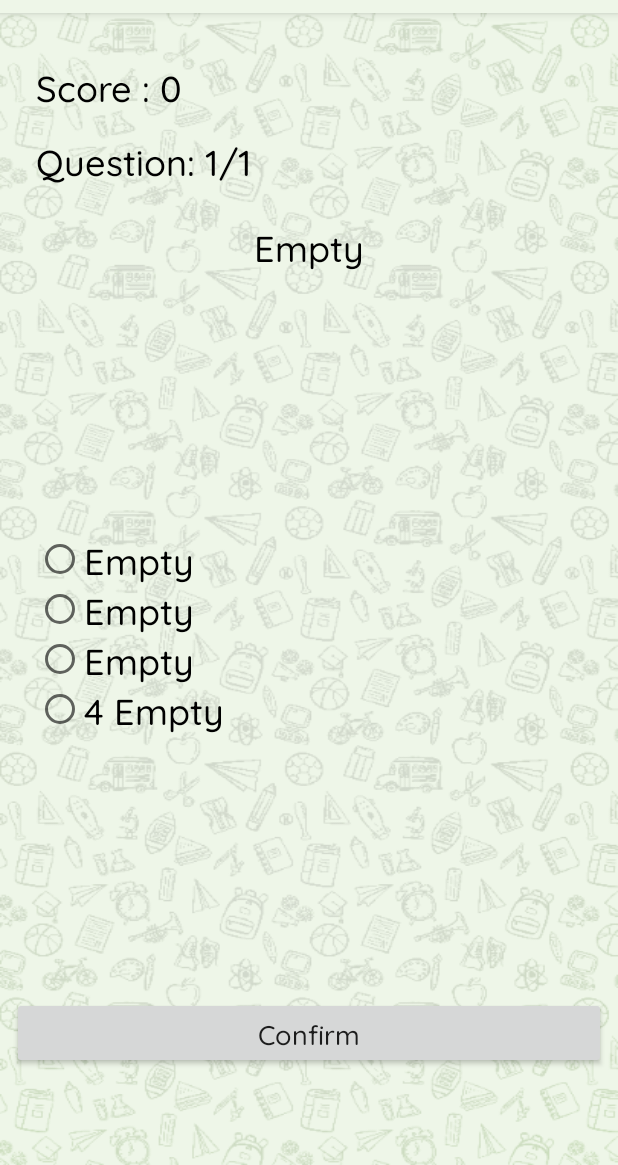
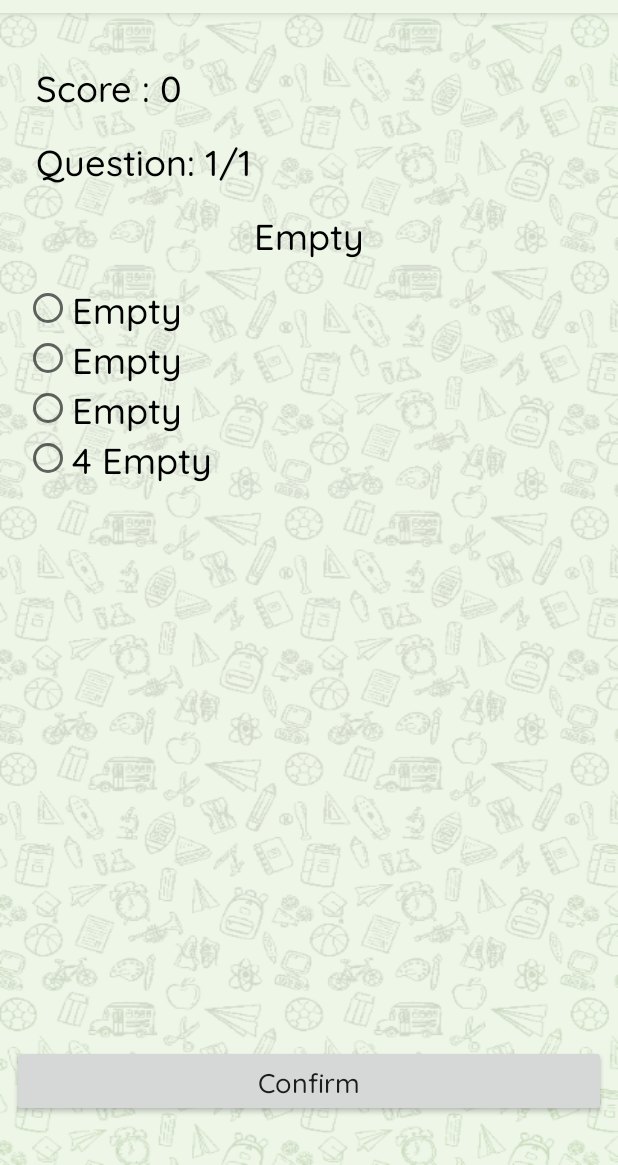
Before and after one commit to hazira-rozi/Simkomdig, an Android app: the M1Q1Activity screen opened directly, with no data from a screen before it, on a phone screen of 412 x 824 dp, the part 71-1236 px from its top. Run offline under Robolectric (Android 15) with nearby library versions, the phone set to English and light mode, and no system bars; 1 statement that could not run was skipped.

```diff
--- a/app/build.gradle
+++ b/app/build.gradle
@@ -18,8 +18,8 @@ android {
         applicationId "com.hazira.mobilelearning"
         minSdkVersion 19
         targetSdkVersion 29
-        versionCode 4
-        versionName "1.03"
+        versionCode 7
+        versionName "1.06"
         testInstrumentationRunner "androidx.test.runner.AndroidJUnitRunner"
     }
     buildTypes {
--- a/app/src/main/java/com/hazira/simkomdig/Quiz1Activity.java
+++ b/app/src/main/java/com/hazira/simkomdig/Quiz1Activity.java
@@ -35,7 +35,7 @@ public class Quiz1Activity extends AppCompatActivity {
 		if (getSupportActionBar() != null) {
 			getSupportActionBar().setDisplayHomeAsUpEnabled(true);
 			getSupportActionBar().setDisplayShowHomeEnabled(true);
-			getSupportActionBar().setTitle("Quiz 1");
+			getSupportActionBar().setTitle("Quiz 1 - Pengolah Kata");
 		}
 		textViewHighscore = findViewById(R.id.materi1_quiz_1_highscore);
 		loadHighscore();
@@ -97,6 +97,7 @@ public class Quiz1Activity extends AppCompatActivity {
 		editor.apply();
 
 	}
+
 	public boolean onOptionsItemSelected(MenuItem items) {
 		switch (items.getItemId()) {
 //            case R.id.bottom_home:
--- a/app/src/main/java/com/hazira/simkomdig/QuizDbHelper.java
+++ b/app/src/main/java/com/hazira/simkomdig/QuizDbHelper.java
@@ -13,7 +13,7 @@ import java.util.ArrayList;
 public class QuizDbHelper extends SQLiteOpenHelper {
 
     private static final String DATABASE_NAME = "QuizDBAwesome.db";
-    private static final int DATABASE_VERSION = 6;
+    private static final int DATABASE_VERSION = 8;
 
 
     private static QuizDbHelper instance;
@@ -68,7 +68,7 @@ public class QuizDbHelper extends SQLiteOpenHelper {
 
     private void fillQuestionsTable() {
         /*1. Ms Office*/
-        Question q1 = new Question("Program pengolah kata pada microsoft windows adalah....","MS-Excel","MS-Access","MS-Word","MS-Power Point",3,2);addQuestion(q1);
+        Question q1 = new Question("Program pengolah kata pada microsoft windows adalah...","MS-Excel","MS-Access","MS-Word","MS-Power Point",3,2);addQuestion(q1);
         Question q2 = new Question("Untuk membuka program Microsoft Office dengan menu shortcut secara cepat maka digunakan alat bantu ?","Keyboard","Mouse","Disket","Monitor",1,2);addQuestion(q2);
         Question q3 = new Question("Berikut ini manakah yang bukan merupakan program Microsoft Office","MS-Excel","MS-Access","MS-Word","Corel Draw",4,2);addQuestion(q3);
         Question q4 = new Question("Shortcut untuk untuk mengatur paragraf agar berada ditengah dokumen adalah?","Ctrl+D","Ctrl+E","Ctrl+F","Ctrl+G",2,2);addQuestion(q4);
@@ -77,7 +77,7 @@ public class QuizDbHelper extends SQLiteOpenHelper {
         Question q7 = new Question("Fitur untuk menebalkan huruf adalah","Underline","Italic","Strikethrough","Bold",4,1);addQuestion(q7);
         Question q8 = new Question("Fitur yang berhubungan dengan huruf adalah","Page Layout","Typeface","Font","Margins",3,1);addQuestion(q8);
         Question q9 = new Question("Shortcut untuk untuk memberi garis bawah pada tulisan adalah","Ctrl+U","Ctrl+B","Ctrl+I","Ctrl+G",1,1);addQuestion(q9);
-        Question q10 = new Question("Pengaturan paragraf rata kiri digunakan","Align Center","Align Right","Align Right","Justify",2,1);addQuestion(q10);
+        Question q10 = new Question("Pengaturan paragraf rata kiri digunakan","Align Center","Align Left","Align Right","Justify",2,1);addQuestion(q10);
         Question q11 = new Question("Untuk merinci uraian yang berurutan digunakan?","Bullet","Numbering","Bullet and Numbering","Icon",2,1);addQuestion(q11);
         Question q12 = new Question("Untuk mencari kata atau kalimat maka digunakan","Replace","Search","Explore","Find",4,1);addQuestion(q12);
         Question q13 = new Question("Untuk mengganti kata atau kalimat digunakan fitur","Replace","Find and Replace","Replace","Override",2,1);addQuestion(q13);
@@ -87,37 +87,37 @@ public class QuizDbHelper extends SQLiteOpenHelper {
         Question q17 = new Question("Untuk menjaga konstistensi jenis font, ukuran, dan pengatauran spasi maka fitur yg digunakan adalah","Header","Footer","Heading","Styles",4,1);addQuestion(q17);
         Question q18 = new Question("Untuk mengkases fitur daftar isi otomatis maka menu yang diakses adalah","Layout","View","References","Mailing",3,1);addQuestion(q18);
         Question q19 = new Question("Untuk mengatur posisi kertas (Horizontal/Vertikal) maka fitur yg digunakan","Orientation","Margins","Section Break","Gutter",1,1);addQuestion(q19);
-        Question q20 = new Question("Untuk mengatur ukuran batas kertas  maka fitur yg digunakan","Orientation","Margins","Section Break","Gutter",3,1);addQuestion(q19);
+        Question q20 = new Question("Untuk mengatur ukuran batas kertas  maka fitur yg digunakan","Orientation","Margins","Section Break","Gutter",3,1);addQuestion(q20);
         /*2. Excel*/
-        Question q21 = new Question("Format dokumen berikut yang tidak bisa dibuat menggukan excel adalah",".docx",".xlsx",".xml",".html",1,2);addQuestion(q20);
-        Question q22 = new Question("Untuk menyimpan dokumen excel yang sedang dibuka dengan nama baru maka digunakan fitur...","Save","Share","Save as","Share as",3,2);addQuestion(q21);
-        Question q23 = new Question("Penulisan formula sederhana dibawah ini yang benar adalah ...","=A1*A2","A1+A2=","= A1:A2","A1/A2=",1,2);addQuestion(q22);
-        Question q24 = new Question("Fitur excel yang digunakan untuk menampilkan visualisasi dari data adalah","Chart","Graph","Diagram","Sketch",1,2);addQuestion(q23);
-        Question q25 = new Question("Pertemuan antara kolom dan baris pada Ms. Excel disbeut dengan...","Log","Row","Box","Cell",4,2);addQuestion(q24);
+        Question q21 = new Question("Format dokumen berikut yang tidak bisa dibuat menggukan excel adalah",".docx",".xlsx",".xml",".html",1,2);addQuestion(q21);
+        Question q22 = new Question("Untuk menyimpan dokumen excel yang sedang dibuka dengan nama baru maka digunakan fitur...","Save","Share","Save as","Share as",3,2);addQuestion(q22);
+        Question q23 = new Question("Penulisan formula sederhana dibawah ini yang benar adalah ...","=A1*A2","A1+A2=","= A1:A2","A1/A2=",1,2);addQuestion(q23);
+        Question q24 = new Question("Fitur excel yang digunakan untuk menampilkan visualisasi dari data adalah","Chart","Graph","Diagram","Sketch",1,2);addQuestion(q24);
+        Question q25 = new Question("Pertemuan antara kolom dan baris pada Ms. Excel disbeut dengan...","Log","Row","Box","Cell",4,2);addQuestion(q25);
         /*3. Ebook*/
-        Question q26 = new Question("Buku digital yang ada beredar saat ini jumlahnya sangat banyak dan terdapat beberapa jenis format buku digital yang biasa digunakan oleh masyarakat. Berikut ini yang bukan jenis format buku digital adalah ....","EPUB","PDF","JAVA","AZW",3,2);addQuestion(q26);
-        Question q27 = new Question("Pembuatan buku digital epub menggunakan beberapa aplikasi untuk mendukungnya. Contoh aplikasi yang digunakan sebagai ePub editor adalah ....","Ms Office","Sigil","Calibre","Photoshop",2,2);addQuestion(q27);
-        Question q28 = new Question("Pembuatan buku digital dengan format epub memiliki keunggulan dapat memasukan file video. Format file video yang dapat langsung digunakan dalam proses tersebut adalah ....","MKV","AVI","FLV","MP4",4,2);addQuestion(q28);
-        Question q29 = new Question("Sebuah informasi yang digunakan untuk mendeskripsikan Judul, Nama Pengarang, Tahun Penerbitan pada file buku digital epub terdapat pada .... ","Metadata","Daftar Isi","Index","Properties",1,2);addQuestion(q29);
-        Question q30 = new Question("Keunggulan ebook dibandingakan dengan buku cetak salah satunya adalah adalah .... ","Murah","Lebih mudah dibaca","Penyebaran yang lebih luas","Tersedia tanpa alat tambahan",3,2);addQuestion(q30);
+        Question q26 = new Question("Buku digital yang ada beredar saat ini jumlahnya sangat banyak dan terdapat beberapa jenis format buku digital yang biasa digunakan oleh masyarakat. Berikut ini yang bukan jenis format buku digital adalah ...","EPUB","PDF","JAVA","AZW",3,2);addQuestion(q26);
+        Question q27 = new Question("Pembuatan buku digital epub menggunakan beberapa aplikasi untuk mendukungnya. Contoh aplikasi yang digunakan sebagai ePub editor adalah ...","Ms Office","Sigil","Calibre","Photoshop",2,2);addQuestion(q27);
+        Question q28 = new Question("Pembuatan buku digital dengan format epub memiliki keunggulan dapat memasukan file video. Format file video yang dapat langsung digunakan dalam proses tersebut adalah ...","MKV","AVI","FLV","MP4",4,2);addQuestion(q28);
+        Question q29 = new Question("Sebuah informasi yang digunakan untuk mendeskripsikan Judul, Nama Pengarang, Tahun Penerbitan pada file buku digital epub terdapat pada ...","Metadata","Daftar Isi","Index","Properties",1,2);addQuestion(q29);
+        Question q30 = new Question("Keunggulan ebook dibandingakan dengan buku cetak salah satunya adalah adalah ...","Murah","Lebih mudah dibaca","Penyebaran yang lebih luas","Tersedia tanpa alat tambahan",3,2);addQuestion(q30);
         /*4. Power point*/
-        Question q31 = new Question("Untuk menampilkan slide presentasi juga dapat dilakukan dengan lebih cepat dengan menekan pada keyboard tombol....","F4","F5","F6","F7",2,2);addQuestion(q31);
-        Question q32 = new Question("Efek Animasi yang berfungsi untuk memberikan efek penekanan pada objek adalah....","Entrance","Exit","Delay","Emphasis",4,2);addQuestion(q32);
-        Question q33 = new Question("Efek untuk mengatur perpindahan slide disebut....","Transition","Shifting","Changing","Migration",1,2);addQuestion(q33);
+        Question q31 = new Question("Untuk menampilkan slide presentasi juga dapat dilakukan dengan lebih cepat dengan menekan pada keyboard tombol...","F4","F5","F6","F7",2,2);addQuestion(q31);
+        Question q32 = new Question("Efek Animasi yang berfungsi untuk memberikan efek penekanan pada objek adalah...","Entrance","Exit","Delay","Emphasis",4,2);addQuestion(q32);
+        Question q33 = new Question("Efek untuk mengatur perpindahan slide disebut...","Transition","Shifting","Changing","Migration",1,2);addQuestion(q33);
         Question q34 = new Question("Sebuah file powerpoint dapat disimpan menjadi format berikut, kecuali",".pdf","ppt",".mp3",".mp4",2,2);addQuestion(q34);
-        Question q35 = new Question("untuk menampilkan slide yang sedang dipilih ke slide show maka digunakan shortcut...","Ctrl + F5","Alt + F5","Shift + ","Tab + F5",3,2);addQuestion(q31);
+        Question q35 = new Question("untuk menampilkan slide yang sedang dipilih ke slide show maka digunakan shortcut...","Ctrl + F5","Alt + F5","Shift + ","Tab + F5",3,2);addQuestion(q35);
         /*5. Peta Minda*/
-        Question q36 = new Question("Menurut Buzan metode peta minda dapat bermanfaat untuk … kecuali … ...","Merangsang bekerjanya otak kiri dan otak kanan secara sinergis","Membebaskan diri dari seluruh jeratan aturan ketika mengawali belajar","Membantu seseorang mengalirkan gagasan tanpa hambatan","Membuat cerita yang berkesan dan sangat menarik",4,2);addQuestion(q36);
+        Question q36 = new Question("Menurut Buzan metode peta minda dapat bermanfaat untuk ..., kecuali ...","Merangsang bekerjanya otak kiri dan otak kanan secara sinergis","Membebaskan diri dari seluruh jeratan aturan ketika mengawali belajar","Membantu seseorang mengalirkan gagasan tanpa hambatan","Membuat cerita yang berkesan dan sangat menarik",4,2);addQuestion(q36);
         Question q37 = new Question("Yang tidak tepat dijadikan cabang dari topik Sepeda Motor adalah","Setir","Ban","Spion","Jok",1,2);addQuestion(q37);
-        Question q38 = new Question("Salah satu cara untuk memvisualkan proses berpikir adalah dengan menggunakan …","Algoritma","Ide","Peta Minda","Gagasan",3,2);addQuestion(q38);
+        Question q38 = new Question("Salah satu cara untuk memvisualkan proses berpikir adalah dengan menggunakan ...","Algoritma","Ide","Peta Minda","Gagasan",3,2);addQuestion(q38);
         Question q39 = new Question("Yang bukan termasuk kegunaan metode peta minda antara lain sebagai berikut:"," Menemukan masalah secara urut dan rinci","Memberi pandangan menyeluruh pada permasalahan pokok","Mengumpulkan sejumlah besar data di suatu tempat","Mendorong pemecahan masalah dengan kreatif.",1,2);addQuestion(q39);
-        Question q40 = new Question("Salah satu cabang utama yang tepat dari Subjek “SEKOLAH” adalah….","Upacara","Belajar","Istirahat","Memakai seragam",2,2);addQuestion(q40);
+        Question q40 = new Question("Salah satu cabang utama yang tepat dari Subjek “SEKOLAH” adalah...","Upacara","Belajar","Istirahat","Memakai seragam",2,2);addQuestion(q40);
         /*6. Algoritma*/
-        Question q41 = new Question("Sebuah bagan yang menunjukkan aliran algoritma dan menampilkan langkah-langkah penyelesaian terhadap suatu masalah. Adalah pengertian dari …","Algoritma","Logika","Flowchart","Bagan",3,2);addQuestion(q41);
-        Question q42 = new Question("Pernyataan yang logis sama dengan …","Pernyataan yang pas","Pernyataan yang sesuai hati","Pernyataan yang sesuai ilmuwan","Pernyataan yang masuk akal",4,2);addQuestion(q42);
-        Question q43 = new Question("Dibawah ini contoh dari logika yang tepat dan benar adalah …","Manusia berjalan ke belakang","Bola sepak berbentuk bulat","Motor mempunyai 3 roda","Komputer harus berpasangan dengan CPU",2,2);addQuestion(q43);
-        Question q44 = new Question("Diagram alir disebut juga dengan …","Algoritma","Logika","Logis","Flowchart",4,2);addQuestion(q44);
-        Question q45 = new Question("Sebuah bagan yang menunjukkan aliran algoritma dan menampilkan langkah-langkah penyelesaian terhadap suatu masalah. Adalah pengertian dari …","Algoritma","Flowchart","Pseudocode","Mind Map",2,2);addQuestion(q45);
+        Question q41 = new Question("Sebuah bagan yang menunjukkan aliran algoritma dan menampilkan langkah-langkah penyelesaian terhadap suatu masalah. Adalah pengertian dari ...","Algoritma","Logika","Flowchart","Bagan",3,2);addQuestion(q41);
+        Question q42 = new Question("Pernyataan yang logis sama dengan ...","Pernyataan yang pas","Pernyataan yang sesuai hati","Pernyataan yang sesuai ilmuwan","Pernyataan yang masuk akal",4,2);addQuestion(q42);
+        Question q43 = new Question("Dibawah ini contoh dari logika yang tepat dan benar adalah ...","Manusia berjalan ke belakang","Bola sepak berbentuk bulat","Motor mempunyai 3 roda","Komputer harus berpasangan dengan CPU",2,2);addQuestion(q43);
+        Question q44 = new Question("Diagram alir disebut juga dengan ...","Algoritma","Logika","Logis","Flowchart",4,2);addQuestion(q44);
+        Question q45 = new Question("Sebuah bagan yang menunjukkan aliran algoritma dan menampilkan langkah-langkah penyelesaian terhadap suatu masalah. Adalah pengertian dari ...","Algoritma","Flowchart","Pseudocode","Mind Map",2,2);addQuestion(q45);
 
     }
 
--- a/app/src/main/res/layout/activity_m1q1.xml
+++ b/app/src/main/res/layout/activity_m1q1.xml
@@ -60,14 +60,58 @@
             app:layout_constraintStart_toStartOf="parent"
             app:layout_constraintTop_toBottomOf="@+id/textViewScoreM1Q1" />
 
+        <Button
+            android:id="@+id/button_confirm_next_m1q1"
+            android:layout_width="0dp"
+            android:layout_height="wrap_content"
+            android:layout_marginStart="8dp"
+            android:layout_marginEnd="8dp"
+            android:layout_marginBottom="32dp"
+            android:fontFamily="@font/quicksand_medium"
+            android:freezesText="true"
+            android:text="Confirm"
+            android:textAllCaps="false"
+            android:textSize="18sp"
+            app:layout_constraintBottom_toBottomOf="parent"
+            app:layout_constraintEnd_toEndOf="parent"
+            app:layout_constraintStart_toStartOf="parent" />
+
+        <ScrollView
+            android:id="@+id/scrollView3"
+            android:layout_width="0dp"
+            android:layout_height="0dp"
+            app:layout_constraintBottom_toTopOf="@+id/button_confirm_next_m1q1"
+            app:layout_constraintEnd_toEndOf="parent"
+            app:layout_constraintStart_toStartOf="parent"
+            app:layout_constraintTop_toBottomOf="@+id/textViewQuestionCountM1Q1"
+            app:layout_constraintVertical_bias="0.528">
+
+            <androidx.constraintlayout.widget.ConstraintLayout
+                android:layout_width="match_parent"
+                android:layout_height="wrap_content">
+
+                <TextView
+                    android:id="@+id/textViewQuestionM1Q1"
+                    android:layout_width="wrap_content"
+                    android:layout_height="wrap_content"
+                    android:layout_marginTop="16dp"
+                    android:fontFamily="@font/quicksand_medium"
+                    android:freezesText="true"
+                    android:text=" here \n Text will be appeared here \n Text will be appeared here \n Text will be appeared here "
+                    android:textAlignment="center"
+                    android:textColor="@color/black"
+                    android:textSize="24sp"
+                    app:layout_constraintEnd_toEndOf="parent"
+                    app:layout_constraintStart_toStartOf="parent"
+                    app:layout_constraintTop_toTopOf="parent" />
+
                 <RadioGroup
                     android:id="@+id/radio_group_m1q1"
-            android:layout_width="wrap_content"
+                    android:layout_width="match_parent"
                     android:layout_height="wrap_content"
-            android:layout_marginStart="24dp"
-            android:layout_marginTop="8dp"
-            android:layout_marginBottom="8dp"
-            app:layout_constraintBottom_toTopOf="@+id/button_confirm_next_m1q1"
+                    android:layout_marginStart="16dp"
+                    android:layout_marginTop="16dp"
+                    app:layout_constraintEnd_toEndOf="parent"
                     app:layout_constraintStart_toStartOf="parent"
                     app:layout_constraintTop_toBottomOf="@+id/textViewQuestionM1Q1">
 
@@ -108,39 +152,8 @@
                         android:textSize="24sp" />
 
                 </RadioGroup>
-
-        <TextView
-            android:id="@+id/textViewQuestionM1Q1"
-            android:layout_width="0dp"
-            android:layout_height="wrap_content"
-            android:layout_marginStart="16dp"
-            android:layout_marginTop="24dp"
-            android:layout_marginEnd="16dp"
-            android:fontFamily="@font/quicksand_medium"
-            android:freezesText="true"
-            android:text=" here \n Text will be appeared here \n Text will be appeared here \n Text will be appeared here "
-            android:textAlignment="center"
-            android:textColor="@color/black"
-            android:textSize="24sp"
-            app:layout_constraintEnd_toEndOf="parent"
-            app:layout_constraintStart_toStartOf="parent"
-            app:layout_constraintTop_toBottomOf="@+id/textViewQuestionCountM1Q1" />
-
-        <Button
-            android:id="@+id/button_confirm_next_m1q1"
-            android:layout_width="0dp"
-            android:layout_height="wrap_content"
-            android:layout_marginStart="8dp"
-            android:layout_marginEnd="8dp"
-            android:layout_marginBottom="64dp"
-            android:fontFamily="@font/quicksand_medium"
-            android:freezesText="true"
-            android:text="Confirm"
-            android:textAllCaps="false"
-            android:textSize="18sp"
-            app:layout_constraintBottom_toBottomOf="parent"
-            app:layout_constraintEnd_toEndOf="parent"
-            app:layout_constraintStart_toStartOf="parent" />
+            </androidx.constraintlayout.widget.ConstraintLayout>
+        </ScrollView>
 
     </androidx.constraintlayout.widget.ConstraintLayout>
 
--- a/app/src/main/res/layout/activity_quiz2.xml
+++ b/app/src/main/res/layout/activity_quiz2.xml
@@ -60,7 +60,7 @@
             android:layout_width="wrap_content"
             android:layout_height="wrap_content"
             android:layout_marginTop="32dp"
-            android:text="Aplikasi Pengolah Angka"
+            android:text="Evaluasi Semester"
             android:textSize="32sp"
             android:textStyle="bold"
             app:layout_constraintEnd_toEndOf="parent"
--- a/app/src/main/res/menu/menu_bottom_home.xml
+++ b/app/src/main/res/menu/menu_bottom_home.xml
@@ -11,7 +11,7 @@
     <item
         android:id="@+id/evaluasi"
         android:icon="@drawable/ic_spellcheck_black_24dp"
-        android:title="@string/titleMateriEvaluas" />
+        android:title="@string/Quiz" />
     <item
         android:id="@+id/help"
         android:icon="@drawable/ic_help_outline_black_24dp"
--- a/app/src/main/res/values/strings.xml
+++ b/app/src/main/res/values/strings.xml
@@ -57,6 +57,7 @@
     <string name="buttonQuiz">Mulai Latihan</string>
     <string name="menuVideo">Video</string>
     <string name="daftarVideo">Daftar Video</string>
+    <string name="Quiz">Quiz</string>
 
     //Video
     <string name="TOCvid">Membuat Daftar Isi Otomatis</string>
```
Also changed, not shown: app/src/main/java/com/hazira/simkomdig/M1Q1Activity.java (+12 -1 lines), app/src/main/java/com/hazira/simkomdig/Quiz2Activity.java (+42 -13 lines), app/src/main/res/layout/fragment_materi1_evaluasi.xml (+7 -5 lines). Lines whose indentation alone changed are shown as unchanged.
